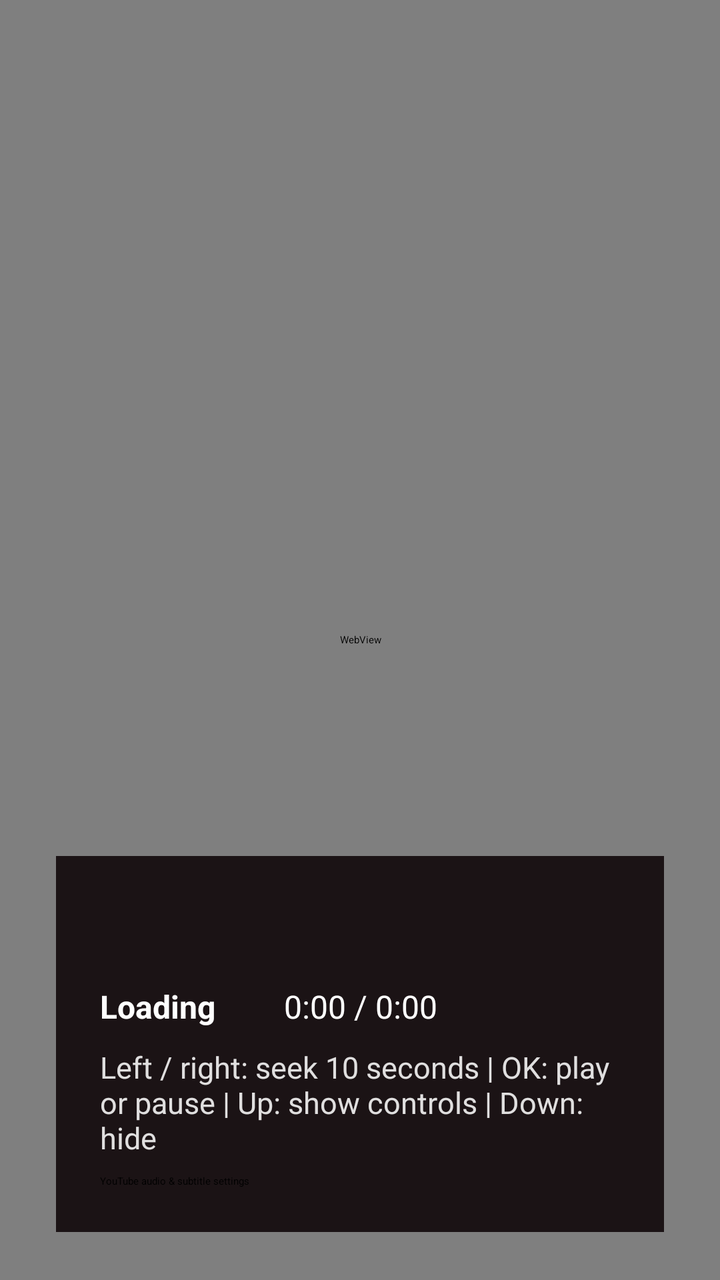
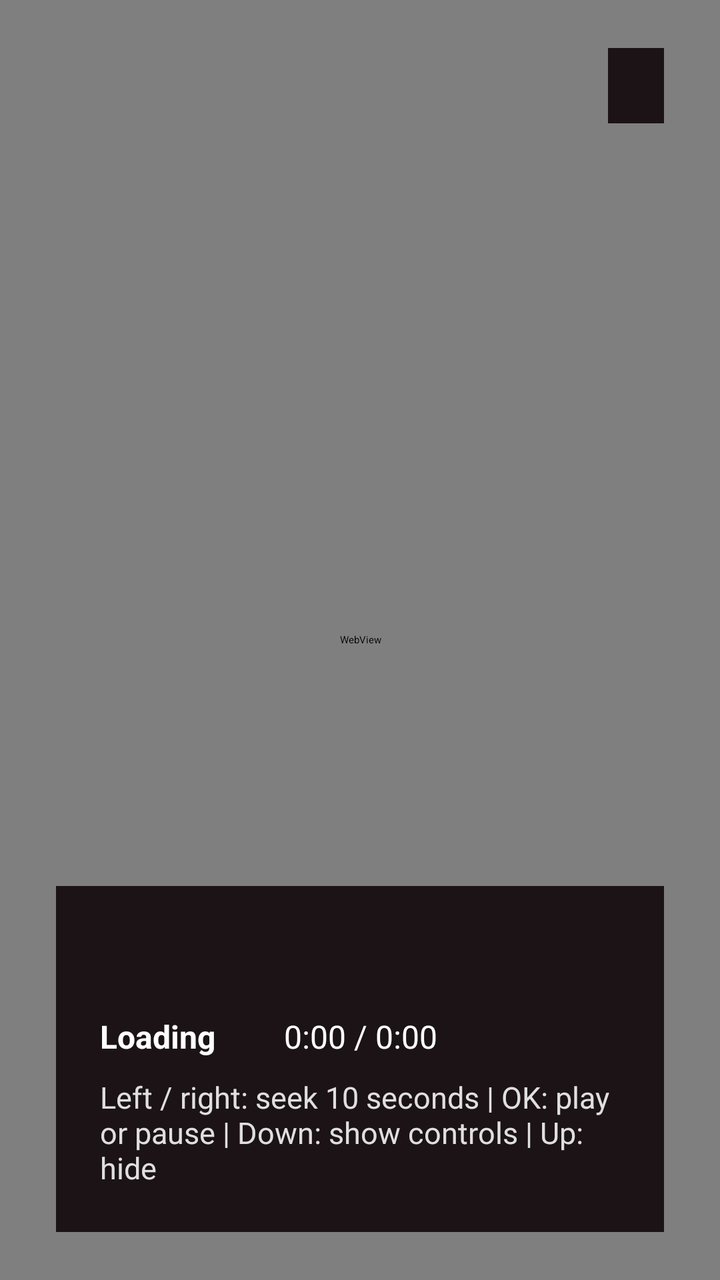

Compare the two renders of this Android layout. The source of the first and the diff that turns it into the second are given below.
<!-- AndroidManifest.xml: application theme Theme.YouKids -->
<!-- res/layout/activity_youtube_playback.xml -->
<?xml version="1.0" encoding="utf-8"?>
<FrameLayout xmlns:android="http://schemas.android.com/apk/res/android"
    android:layout_width="match_parent"
    android:layout_height="match_parent"
    android:background="@android:color/black">

    <WebView
        android:id="@+id/youtube_web_view"
        android:layout_width="match_parent"
        android:layout_height="match_parent"
        android:background="@android:color/black" />

    <LinearLayout
        android:id="@+id/youtube_controls"
        android:layout_width="match_parent"
        android:layout_height="wrap_content"
        android:layout_gravity="bottom"
        android:layout_marginStart="28dp"
        android:layout_marginEnd="28dp"
        android:layout_marginBottom="24dp"
        android:background="@color/playback_controls_background"
        android:elevation="12dp"
        android:orientation="vertical"
        android:padding="22dp">

        <TextView
            android:id="@+id/youtube_title"
            android:layout_width="match_parent"
            android:layout_height="wrap_content"
            android:ellipsize="end"
            android:maxLines="2"
            android:textColor="@android:color/white"
            android:textSize="22sp"
            android:textStyle="bold" />

        <LinearLayout
            android:layout_width="match_parent"
            android:layout_height="wrap_content"
            android:layout_marginTop="12dp"
            android:gravity="center_vertical"
            android:orientation="horizontal">

            <TextView
                android:id="@+id/youtube_status"
                android:layout_width="76dp"
                android:layout_height="wrap_content"
                android:text="@string/youtube_status_loading"
                android:textColor="@android:color/white"
                android:textSize="16sp"
                android:textStyle="bold" />

            <TextView
                android:id="@+id/youtube_time"
                android:layout_width="wrap_content"
                android:layout_height="wrap_content"
                android:layout_marginStart="16dp"
                android:text="0:00 / 0:00"
                android:textColor="@android:color/white"
                android:textSize="16sp" />

            <ProgressBar
                android:id="@+id/youtube_progress"
                style="?android:attr/progressBarStyleHorizontal"
                android:layout_width="0dp"
                android:layout_height="24dp"
                android:layout_marginStart="16dp"
                android:layout_marginEnd="16dp"
                android:layout_weight="1"
                android:max="1000"
                android:progressBackgroundTint="#66FFFFFF"
                android:progressTint="@color/search_opaque" />

            <TextView
                android:id="@+id/youtube_speed"
                android:layout_width="wrap_content"
                android:layout_height="wrap_content"
                android:textColor="@android:color/white"
                android:textSize="16sp"
                android:textStyle="bold" />
        </LinearLayout>

        <TextView
            android:id="@+id/youtube_controls_hint"
            android:layout_width="match_parent"
            android:layout_height="wrap_content"
            android:layout_marginTop="8dp"
            android:text="@string/youtube_controls_hint"
            android:textColor="#DDFFFFFF"
            android:textSize="15sp" />

        <Button
            android:id="@+id/youtube_settings_button"
            android:layout_width="wrap_content"
            android:layout_height="wrap_content"
            android:layout_marginTop="8dp"
            android:text="@string/youtube_settings_button" />
    </LinearLayout>
</FrameLayout>
<!-- resources referenced by this layout -->
<resources>
  <color name="playback_controls_background">#E611080A</color>
  <color name="search_opaque">#FF0033</color>
  <string name="youtube_controls_hint">Left / right: seek 10 seconds  |  OK: play or pause  |  Up: show controls  |  Down: hide</string>
  <string name="youtube_settings_button">YouTube audio &amp; subtitle settings</string>
  <string name="youtube_status_loading">Loading</string>
  <style name="Theme.YouKids" parent="@style/Theme.Leanback" />
</resources>

<!-- the commit's change to res/layout/activity_youtube_playback.xml (unified diff, before → after) -->
@@ -9,6 +9,22 @@
         android:layout_width="match_parent"
         android:layout_height="match_parent"
         android:background="@android:color/black" />
+
+    <TextView
+        android:id="@+id/screen_timer"
+        android:layout_width="wrap_content"
+        android:layout_height="wrap_content"
+        android:layout_gravity="top|end"
+        android:layout_marginTop="24dp"
+        android:layout_marginEnd="28dp"
+        android:background="@color/playback_controls_background"
+        android:paddingStart="14dp"
+        android:paddingTop="8dp"
+        android:paddingEnd="14dp"
+        android:paddingBottom="8dp"
+        android:textColor="@android:color/white"
+        android:textSize="16sp"
+        android:textStyle="bold" />
 
     <LinearLayout
         android:id="@+id/youtube_controls"
@@ -88,11 +104,5 @@
             android:textColor="#DDFFFFFF"
             android:textSize="15sp" />
 
-        <Button
-            android:id="@+id/youtube_settings_button"
-            android:layout_width="wrap_content"
-            android:layout_height="wrap_content"
-            android:layout_marginTop="8dp"
-            android:text="@string/youtube_settings_button" />
     </LinearLayout>
 </FrameLayout>
<!-- resource entries referenced after the edit -->
@@ -2,8 +2,7 @@
 <resources>
   <color name="playback_controls_background">#E611080A</color>
   <color name="search_opaque">#FF0033</color>
-  <string name="youtube_controls_hint">Left / right: seek 10 seconds  |  OK: play or pause  |  Up: show controls  |  Down: hide</string>
-  <string name="youtube_settings_button">YouTube audio &amp; subtitle settings</string>
+  <string name="youtube_controls_hint">Left / right: seek 10 seconds  |  OK: play or pause  |  Down: show controls  |  Up: hide</string>
   <string name="youtube_status_loading">Loading</string>
   <style name="Theme.YouKids" parent="@style/Theme.Leanback" />
 </resources>
